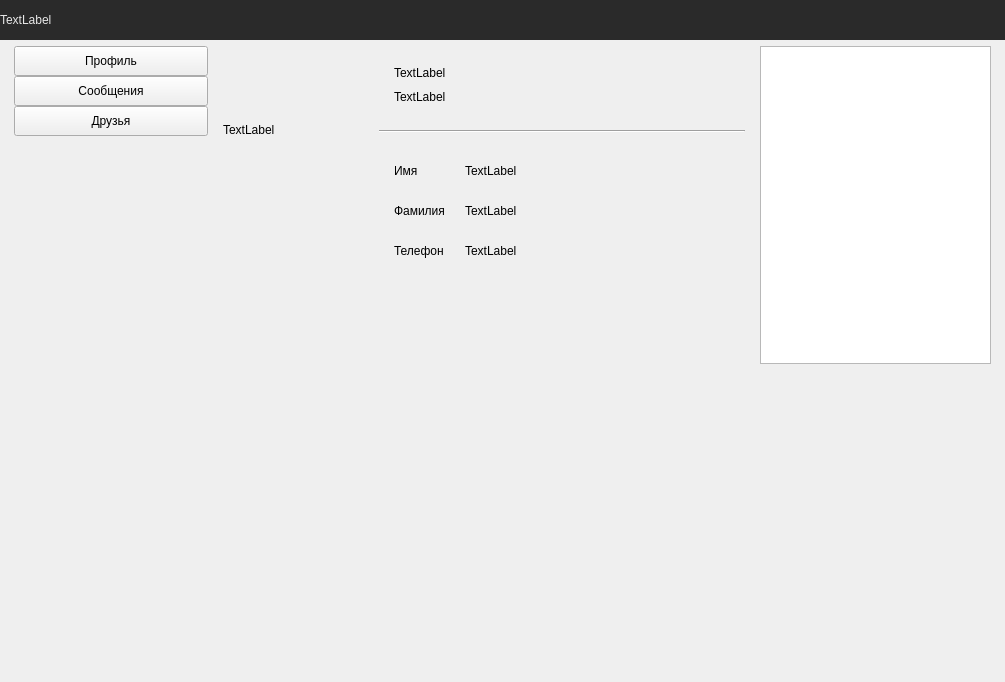
Before: the Qt Designer form ui/mainwindow.ui in Korostast/chat-database-project, drawn with Qt 5.
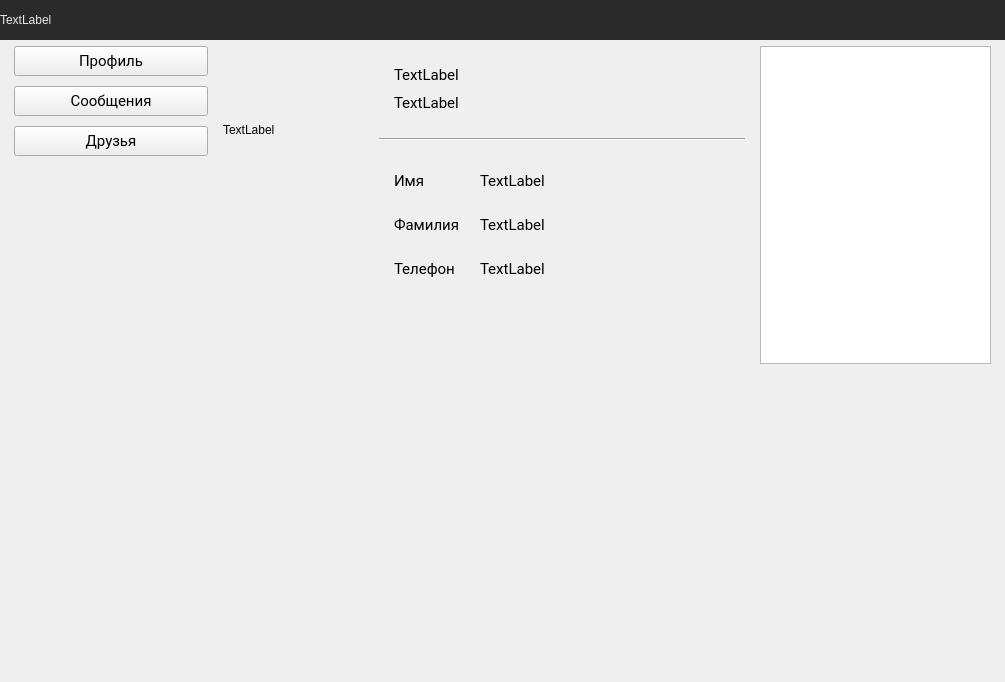
After: the same form once the commit is applied. The open tabs and pages were chosen to show the change. Custom widgets are drawn as their Qt base class.

Commit message: Roboto font. Fixed (I hope) open personal profile in chat.

Diff of the .ui file:
```diff
--- a/ui/mainwindow.ui
+++ b/ui/mainwindow.ui
@@ -491,6 +491,9 @@
           </item>
           <item row="0" column="1">
            <layout class="QVBoxLayout" name="verticalLayout_5" stretch="1,1,0,20">
+            <property name="spacing">
+             <number>10</number>
+            </property>
             <property name="leftMargin">
              <number>0</number>
             </property>
@@ -511,6 +514,13 @@
                 <height>30</height>
                </size>
               </property>
+              <property name="font">
+               <font>
+                <family>Roboto</family>
+                <pointsize>11</pointsize>
+                <bold>false</bold>
+               </font>
+              </property>
               <property name="text">
                <string>Профиль</string>
               </property>
@@ -530,6 +540,12 @@
                 <height>30</height>
                </size>
               </property>
+              <property name="font">
+               <font>
+                <family>Roboto</family>
+                <pointsize>11</pointsize>
+               </font>
+              </property>
               <property name="text">
                <string>Сообщения</string>
               </property>
@@ -549,6 +565,12 @@
                 <height>30</height>
                </size>
               </property>
+              <property name="font">
+               <font>
+                <family>Roboto</family>
+                <pointsize>11</pointsize>
+               </font>
+              </property>
               <property name="text">
                <string>Друзья</string>
               </property>
@@ -989,6 +1011,12 @@
                   </property>
                   <item>
                    <widget class="QLabel" name="profile_username">
+                    <property name="font">
+                     <font>
+                      <family>Roboto</family>
+                      <pointsize>11</pointsize>
+                     </font>
+                    </property>
                     <property name="text">
                      <string>TextLabel</string>
                     </property>
@@ -996,6 +1024,12 @@
                   </item>
                   <item>
                    <widget class="QLabel" name="profile_status">
+                    <property name="font">
+                     <font>
+                      <family>Roboto</family>
+                      <pointsize>11</pointsize>
+                     </font>
+                    </property>
                     <property name="text">
                      <string>TextLabel</string>
                     </property>
@@ -1026,6 +1060,12 @@
                   </property>
                   <item row="0" column="0">
                    <widget class="QLabel" name="profile_first_name_const">
+                    <property name="font">
+                     <font>
+                      <family>Roboto</family>
+                      <pointsize>11</pointsize>
+                     </font>
+                    </property>
                     <property name="text">
                      <string>Имя</string>
                     </property>
@@ -1033,6 +1073,12 @@
                   </item>
                   <item row="1" column="0">
                    <widget class="QLabel" name="profile_last_name_const">
+                    <property name="font">
+                     <font>
+                      <family>Roboto</family>
+                      <pointsize>11</pointsize>
+                     </font>
+                    </property>
                     <property name="text">
                      <string>Фамилия</string>
                     </property>
@@ -1040,6 +1086,12 @@
                   </item>
                   <item row="2" column="0">
                    <widget class="QLabel" name="profile_phone_number_const">
+                    <property name="font">
+                     <font>
+                      <family>Roboto</family>
+                      <pointsize>11</pointsize>
+                     </font>
+                    </property>
                     <property name="text">
                      <string>Телефон</string>
                     </property>
@@ -1047,6 +1099,12 @@
                   </item>
                   <item row="2" column="1">
                    <widget class="QLabel" name="profile_phone_number">
+                    <property name="font">
+                     <font>
+                      <family>Roboto</family>
+                      <pointsize>11</pointsize>
+                     </font>
+                    </property>
                     <property name="text">
                      <string>TextLabel</string>
                     </property>
@@ -1057,6 +1115,12 @@
                   </item>
                   <item row="1" column="1">
                    <widget class="QLabel" name="profile_last_name">
+                    <property name="font">
+                     <font>
+                      <family>Roboto</family>
+                      <pointsize>11</pointsize>
+                     </font>
+                    </property>
                     <property name="text">
                      <string>TextLabel</string>
                     </property>
@@ -1067,6 +1131,12 @@
                   </item>
                   <item row="0" column="1">
                    <widget class="QLabel" name="profile_first_name">
+                    <property name="font">
+                     <font>
+                      <family>Roboto</family>
+                      <pointsize>11</pointsize>
+                     </font>
+                    </property>
                     <property name="text">
                      <string>TextLabel</string>
                     </property>
```
Left out of the diff: 86 changed lines with no effect on the pictures. The commit also changes 10 other files.
